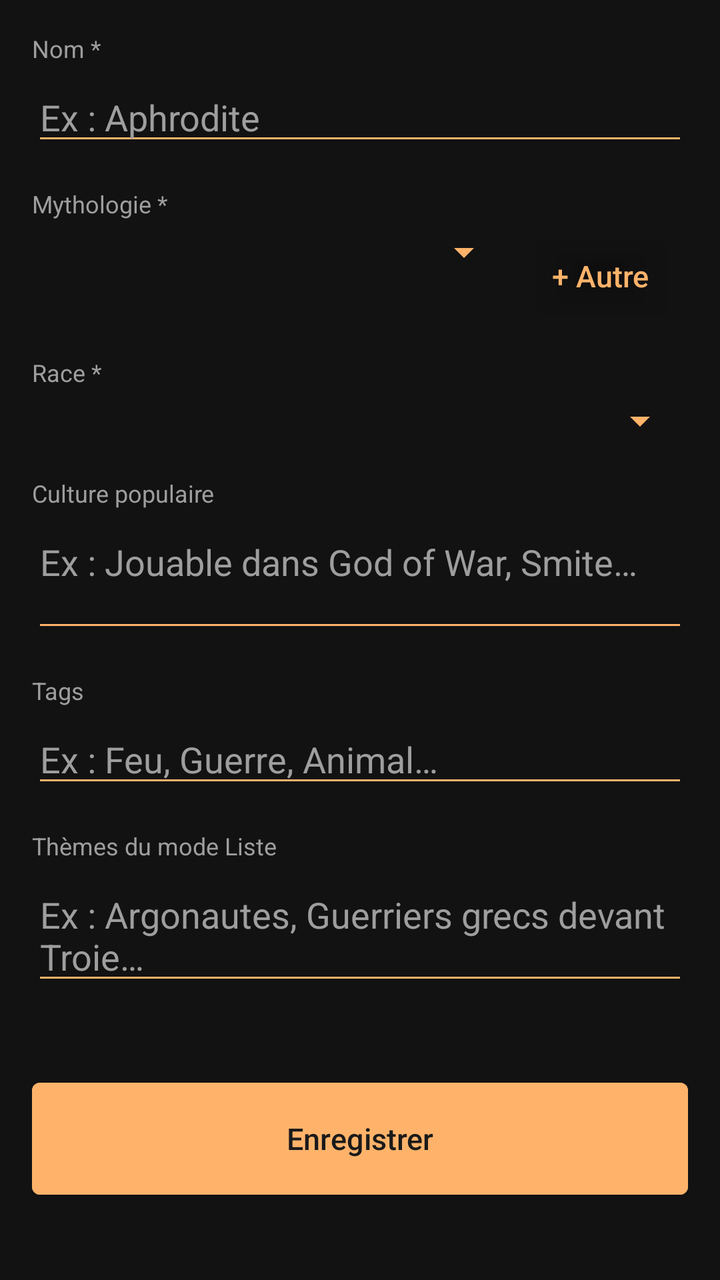
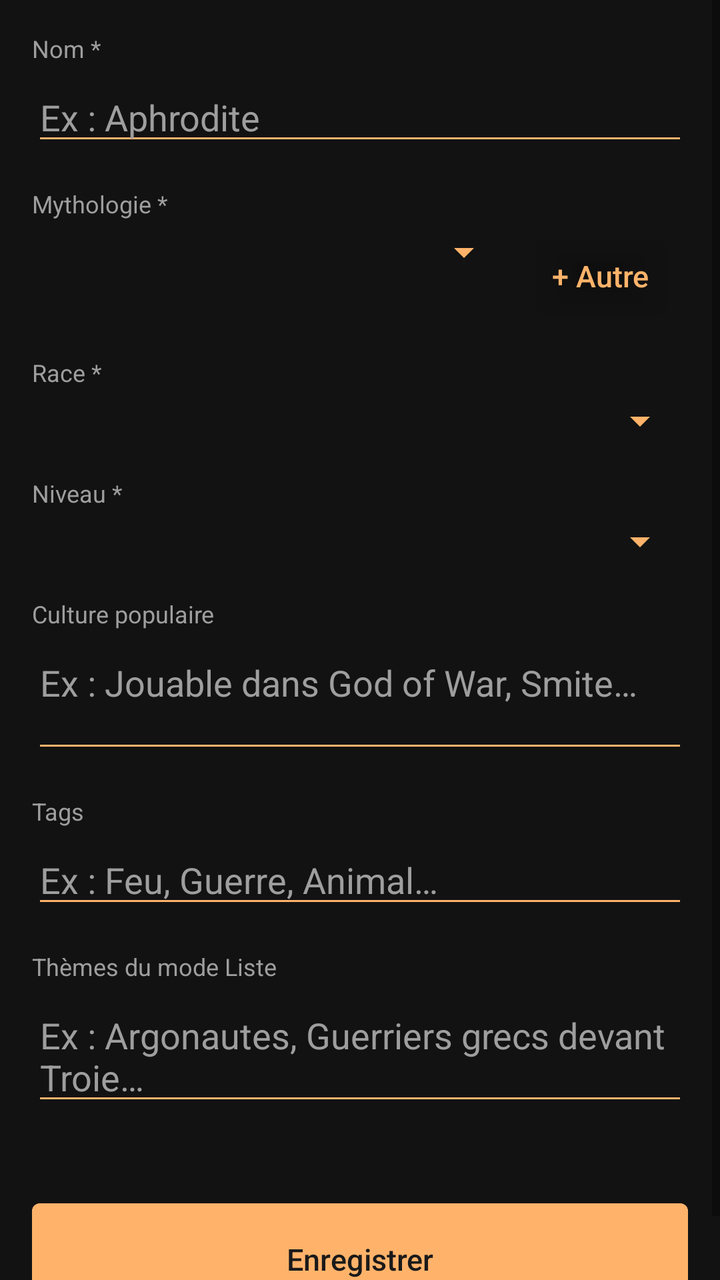

Screens rendered from an Android XML layout before and after an edit, with the pre-edit source and the edit as a unified diff.
<!-- AndroidManifest.xml: application theme Theme.App_mythology -->
<!-- res/layout/fragment_add_entity.xml -->
<?xml version="1.0" encoding="utf-8"?>
<ScrollView xmlns:android="http://schemas.android.com/apk/res/android"
    android:layout_width="match_parent"
    android:layout_height="match_parent"
    android:background="@color/surface">

    <LinearLayout
        android:layout_width="match_parent"
        android:layout_height="wrap_content"
        android:orientation="vertical"
        android:padding="16dp">

        
        <TextView android:layout_width="match_parent" android:layout_height="wrap_content"
            android:text="Nom *" android:textColor="@color/on_surface_variant"
            android:textSize="12sp" android:layout_marginBottom="4dp"/>
        <EditText android:id="@+id/et_name"
            android:layout_width="match_parent" android:layout_height="wrap_content"
            android:hint="Ex : Aphrodite" android:textColor="@color/on_surface"
            android:textColorHint="@color/on_surface_variant"
            android:backgroundTint="@color/primary"
            android:layout_marginBottom="16dp"/>

        
        <TextView android:layout_width="match_parent" android:layout_height="wrap_content"
            android:text="Mythologie *" android:textColor="@color/on_surface_variant"
            android:textSize="12sp" android:layout_marginBottom="4dp"/>
        <LinearLayout android:layout_width="match_parent" android:layout_height="wrap_content"
            android:orientation="horizontal" android:layout_marginBottom="16dp">
            <Spinner android:id="@+id/spinner_mythology"
                android:layout_width="0dp" android:layout_height="wrap_content"
                android:layout_weight="1" android:backgroundTint="@color/primary"/>
            <Button android:id="@+id/btn_add_mythology"
                android:layout_width="wrap_content" android:layout_height="wrap_content"
                android:text="+ Autre"
                android:backgroundTint="@android:color/transparent"
                android:textColor="@color/primary"/>
        </LinearLayout>

        
        <TextView android:layout_width="match_parent" android:layout_height="wrap_content"
            android:text="Race *" android:textColor="@color/on_surface_variant"
            android:textSize="12sp" android:layout_marginBottom="4dp"/>
        <Spinner android:id="@+id/spinner_race"
            android:layout_width="match_parent" android:layout_height="wrap_content"
            android:backgroundTint="@color/primary"
            android:layout_marginBottom="16dp"/>

        
        <TextView android:layout_width="match_parent" android:layout_height="wrap_content"
            android:text="Culture populaire" android:textColor="@color/on_surface_variant"
            android:textSize="12sp" android:layout_marginBottom="4dp"/>
        <EditText android:id="@+id/et_popularculture"
            android:layout_width="match_parent" android:layout_height="wrap_content"
            android:hint="Ex : Jouable dans God of War, Smite…" android:textColor="@color/on_surface"
            android:textColorHint="@color/on_surface_variant" android:backgroundTint="@color/primary"
            android:minLines="2" android:gravity="top"
            android:layout_marginBottom="16dp"/>

        
        <TextView android:layout_width="match_parent" android:layout_height="wrap_content"
            android:text="Tags" android:textColor="@color/on_surface_variant"
            android:textSize="12sp" android:layout_marginBottom="4dp"/>
        <EditText android:id="@+id/et_tags"
            android:layout_width="match_parent" android:layout_height="wrap_content"
            android:hint="Ex : Feu, Guerre, Animal…" android:textColor="@color/on_surface"
            android:textColorHint="@color/on_surface_variant" android:backgroundTint="@color/primary"
            android:layout_marginBottom="16dp"/>

        
        <TextView android:layout_width="match_parent" android:layout_height="wrap_content"
            android:text="Thèmes du mode Liste" android:textColor="@color/on_surface_variant"
            android:textSize="12sp" android:layout_marginBottom="4dp"/>
        <EditText android:id="@+id/et_listthemes"
            android:layout_width="match_parent" android:layout_height="wrap_content"
            android:hint="Ex : Argonautes, Guerriers grecs devant Troie…" android:textColor="@color/on_surface"
            android:textColorHint="@color/on_surface_variant" android:backgroundTint="@color/primary"
            android:layout_marginBottom="20dp"/>

        
        <LinearLayout android:id="@+id/group_god"
            android:layout_width="match_parent" android:layout_height="wrap_content"
            android:orientation="vertical" android:visibility="gone">

            <TextView android:layout_width="match_parent" android:layout_height="wrap_content"
                android:text="Domaine" android:textColor="@color/on_surface_variant" android:textSize="12sp" android:layout_marginBottom="4dp"/>
            <EditText android:id="@+id/et_domain"
                android:layout_width="match_parent" android:layout_height="wrap_content"
                android:hint="Ex : Amour et beauté" android:textColor="@color/on_surface"
                android:textColorHint="@color/on_surface_variant" android:backgroundTint="@color/primary"
                android:layout_marginBottom="12dp"/>

            <TextView android:layout_width="match_parent" android:layout_height="wrap_content"
                android:text="Type de dieu" android:textColor="@color/on_surface_variant" android:textSize="12sp" android:layout_marginBottom="4dp"/>
            <EditText android:id="@+id/et_godtype"
                android:layout_width="match_parent" android:layout_height="wrap_content"
                android:hint="Ex : Olympien, Primordial…" android:textColor="@color/on_surface"
                android:textColorHint="@color/on_surface_variant" android:backgroundTint="@color/primary"
                android:layout_marginBottom="12dp"/>

            <TextView android:layout_width="match_parent" android:layout_height="wrap_content"
                android:text="Équivalent romain/grec" android:textColor="@color/on_surface_variant" android:textSize="12sp" android:layout_marginBottom="4dp"/>
            <EditText android:id="@+id/et_equivalent"
                android:layout_width="match_parent" android:layout_height="wrap_content"
                android:hint="Ex : Vénus" android:textColor="@color/on_surface"
                android:textColorHint="@color/on_surface_variant" android:backgroundTint="@color/primary"
                android:layout_marginBottom="12dp"/>

            <TextView android:layout_width="match_parent" android:layout_height="wrap_content"
                android:text="Père" android:textColor="@color/on_surface_variant" android:textSize="12sp" android:layout_marginBottom="4dp"/>
            <EditText android:id="@+id/et_father"
                android:layout_width="match_parent" android:layout_height="wrap_content"
                android:hint="Ex : Zeus" android:textColor="@color/on_surface"
                android:textColorHint="@color/on_surface_variant" android:backgroundTint="@color/primary"
                android:layout_marginBottom="12dp"/>

            <TextView android:layout_width="match_parent" android:layout_height="wrap_content"
                android:text="Mère" android:textColor="@color/on_surface_variant" android:textSize="12sp" android:layout_marginBottom="4dp"/>
            <EditText android:id="@+id/et_mother"
                android:layout_width="match_parent" android:layout_height="wrap_content"
                android:hint="Ex : Héra" android:textColor="@color/on_surface"
                android:textColorHint="@color/on_surface_variant" android:backgroundTint="@color/primary"
                android:layout_marginBottom="12dp"/>
        </LinearLayout>

        
        <LinearLayout android:id="@+id/group_titan"
            android:layout_width="match_parent" android:layout_height="wrap_content"
            android:orientation="vertical" android:visibility="gone">

            <TextView android:layout_width="match_parent" android:layout_height="wrap_content"
                android:text="Domaine" android:textColor="@color/on_surface_variant" android:textSize="12sp" android:layout_marginBottom="4dp"/>
            <EditText android:id="@+id/et_domain_titan"
                android:layout_width="match_parent" android:layout_height="wrap_content"
                android:hint="Ex : Temps, Océan…" android:textColor="@color/on_surface"
                android:textColorHint="@color/on_surface_variant" android:backgroundTint="@color/primary"
                android:layout_marginBottom="12dp"/>

            <TextView android:layout_width="match_parent" android:layout_height="wrap_content"
                android:text="Équivalent romain" android:textColor="@color/on_surface_variant" android:textSize="12sp" android:layout_marginBottom="4dp"/>
            <EditText android:id="@+id/et_equivalent_titan"
                android:layout_width="match_parent" android:layout_height="wrap_content"
                android:hint="Ex : Saturne" android:textColor="@color/on_surface"
                android:textColorHint="@color/on_surface_variant" android:backgroundTint="@color/primary"
                android:layout_marginBottom="12dp"/>
        </LinearLayout>

        
        <LinearLayout android:id="@+id/group_giant"
            android:layout_width="match_parent" android:layout_height="wrap_content"
            android:orientation="vertical" android:visibility="gone">

            <TextView android:layout_width="match_parent" android:layout_height="wrap_content"
                android:text="Type de géant" android:textColor="@color/on_surface_variant" android:textSize="12sp" android:layout_marginBottom="4dp"/>
            <EditText android:id="@+id/et_gianttype"
                android:layout_width="match_parent" android:layout_height="wrap_content"
                android:hint="Ex : Jotunn, GeantDeFeu…" android:textColor="@color/on_surface"
                android:textColorHint="@color/on_surface_variant" android:backgroundTint="@color/primary"
                android:layout_marginBottom="12dp"/>

            <TextView android:layout_width="match_parent" android:layout_height="wrap_content"
                android:text="Dieu opposé" android:textColor="@color/on_surface_variant" android:textSize="12sp" android:layout_marginBottom="4dp"/>
            <EditText android:id="@+id/et_opponent"
                android:layout_width="match_parent" android:layout_height="wrap_content"
                android:hint="Ex : Zeus" android:textColor="@color/on_surface"
                android:textColorHint="@color/on_surface_variant" android:backgroundTint="@color/primary"
                android:layout_marginBottom="12dp"/>
        </LinearLayout>

        
        <LinearLayout android:id="@+id/group_heroes"
            android:layout_width="match_parent" android:layout_height="wrap_content"
            android:orientation="vertical" android:visibility="gone">

            <TextView android:layout_width="match_parent" android:layout_height="wrap_content"
                android:text="Histoire / Quête" android:textColor="@color/on_surface_variant" android:textSize="12sp" android:layout_marginBottom="4dp"/>
            <EditText android:id="@+id/et_story"
                android:layout_width="match_parent" android:layout_height="wrap_content"
                android:hint="Ex : Douze travaux d'Hercule…" android:textColor="@color/on_surface"
                android:textColorHint="@color/on_surface_variant" android:backgroundTint="@color/primary"
                android:minLines="2" android:gravity="top"
                android:layout_marginBottom="12dp"/>

            <TextView android:layout_width="match_parent" android:layout_height="wrap_content"
                android:text="Tué par" android:textColor="@color/on_surface_variant" android:textSize="12sp" android:layout_marginBottom="4dp"/>
            <EditText android:id="@+id/et_killer"
                android:layout_width="match_parent" android:layout_height="wrap_content"
                android:hint="Ex : Paris" android:textColor="@color/on_surface"
                android:textColorHint="@color/on_surface_variant" android:backgroundTint="@color/primary"
                android:layout_marginBottom="12dp"/>

            <TextView android:layout_width="match_parent" android:layout_height="wrap_content"
                android:text="Ascendant divin" android:textColor="@color/on_surface_variant" android:textSize="12sp" android:layout_marginBottom="4dp"/>
            <EditText android:id="@+id/et_ascendant"
                android:layout_width="match_parent" android:layout_height="wrap_content"
                android:hint="Ex : Zeus" android:textColor="@color/on_surface"
                android:textColorHint="@color/on_surface_variant" android:backgroundTint="@color/primary"
                android:layout_marginBottom="12dp"/>
        </LinearLayout>

        
        <LinearLayout android:id="@+id/group_monster"
            android:layout_width="match_parent" android:layout_height="wrap_content"
            android:orientation="vertical" android:visibility="gone">

            <TextView android:layout_width="match_parent" android:layout_height="wrap_content"
                android:text="Type de monstre" android:textColor="@color/on_surface_variant" android:textSize="12sp" android:layout_marginBottom="4dp"/>
            <EditText android:id="@+id/et_monstertype"
                android:layout_width="match_parent" android:layout_height="wrap_content"
                android:hint="Ex : Dragon, Loup, Serpent…" android:textColor="@color/on_surface"
                android:textColorHint="@color/on_surface_variant" android:backgroundTint="@color/primary"
                android:layout_marginBottom="12dp"/>

            <TextView android:layout_width="match_parent" android:layout_height="wrap_content"
                android:text="Description" android:textColor="@color/on_surface_variant" android:textSize="12sp" android:layout_marginBottom="4dp"/>
            <EditText android:id="@+id/et_description"
                android:layout_width="match_parent" android:layout_height="wrap_content"
                android:hint="Description de la créature…" android:textColor="@color/on_surface"
                android:textColorHint="@color/on_surface_variant" android:backgroundTint="@color/primary"
                android:minLines="2" android:gravity="top"
                android:layout_marginBottom="12dp"/>
        </LinearLayout>

        
        <LinearLayout android:id="@+id/group_cyclope"
            android:layout_width="match_parent" android:layout_height="wrap_content"
            android:orientation="vertical" android:visibility="gone">

            <CheckBox android:id="@+id/cb_primordial"
                android:layout_width="wrap_content" android:layout_height="wrap_content"
                android:text="Cyclope primordial"
                android:textColor="@color/on_surface"
                android:buttonTint="@color/primary"
                android:layout_marginBottom="12dp"/>

            <TextView android:layout_width="match_parent" android:layout_height="wrap_content"
                android:text="Histoire" android:textColor="@color/on_surface_variant" android:textSize="12sp" android:layout_marginBottom="4dp"/>
            <EditText android:id="@+id/et_story_cyclope"
                android:layout_width="match_parent" android:layout_height="wrap_content"
                android:hint="Ex : Forgeron d'Héphaïstos…" android:textColor="@color/on_surface"
                android:textColorHint="@color/on_surface_variant" android:backgroundTint="@color/primary"
                android:minLines="2" android:gravity="top"
                android:layout_marginBottom="12dp"/>
        </LinearLayout>

        
        <LinearLayout android:id="@+id/group_muses"
            android:layout_width="match_parent" android:layout_height="wrap_content"
            android:orientation="vertical" android:visibility="gone">

            <TextView android:layout_width="match_parent" android:layout_height="wrap_content"
                android:text="Domaine artistique" android:textColor="@color/on_surface_variant" android:textSize="12sp" android:layout_marginBottom="4dp"/>
            <EditText android:id="@+id/et_domain_muses"
                android:layout_width="match_parent" android:layout_height="wrap_content"
                android:hint="Ex : Poésie épique, Musique…" android:textColor="@color/on_surface"
                android:textColorHint="@color/on_surface_variant" android:backgroundTint="@color/primary"
                android:layout_marginBottom="12dp"/>

            <TextView android:layout_width="match_parent" android:layout_height="wrap_content"
                android:text="Type de muse" android:textColor="@color/on_surface_variant" android:textSize="12sp" android:layout_marginBottom="4dp"/>
            <EditText android:id="@+id/et_musetype"
                android:layout_width="match_parent" android:layout_height="wrap_content"
                android:hint="Grecque ou Beotienne" android:textColor="@color/on_surface"
                android:textColorHint="@color/on_surface_variant" android:backgroundTint="@color/primary"
                android:layout_marginBottom="12dp"/>
        </LinearLayout>

        
        <LinearLayout android:id="@+id/group_archangels"
            android:layout_width="match_parent" android:layout_height="wrap_content"
            android:orientation="vertical" android:visibility="gone">

            <TextView android:layout_width="match_parent" android:layout_height="wrap_content"
                android:text="Rôle" android:textColor="@color/on_surface_variant" android:textSize="12sp" android:layout_marginBottom="4dp"/>
            <EditText android:id="@+id/et_role"
                android:layout_width="match_parent" android:layout_height="wrap_content"
                android:hint="Ex : Messager de Dieu, Gardien…" android:textColor="@color/on_surface"
                android:textColorHint="@color/on_surface_variant" android:backgroundTint="@color/primary"
                android:layout_marginBottom="12dp"/>
        </LinearLayout>

        
        <LinearLayout android:id="@+id/group_knight"
            android:layout_width="match_parent" android:layout_height="wrap_content"
            android:orientation="vertical" android:visibility="gone">

            <TextView android:layout_width="match_parent" android:layout_height="wrap_content"
                android:text="Histoire / Quête" android:textColor="@color/on_surface_variant" android:textSize="12sp" android:layout_marginBottom="4dp"/>
            <EditText android:id="@+id/et_story_knight"
                android:layout_width="match_parent" android:layout_height="wrap_content"
                android:hint="Ex : Chevalier de la Table Ronde…" android:textColor="@color/on_surface"
                android:textColorHint="@color/on_surface_variant" android:backgroundTint="@color/primary"
                android:minLines="2" android:gravity="top"
                android:layout_marginBottom="12dp"/>

            <TextView android:layout_width="match_parent" android:layout_height="wrap_content"
                android:text="Mort" android:textColor="@color/on_surface_variant" android:textSize="12sp" android:layout_marginBottom="4dp"/>
            <EditText android:id="@+id/et_death"
                android:layout_width="match_parent" android:layout_height="wrap_content"
                android:hint="Ex : Tué par Mordred…" android:textColor="@color/on_surface"
                android:textColorHint="@color/on_surface_variant" android:backgroundTint="@color/primary"
                android:layout_marginBottom="12dp"/>
        </LinearLayout>

        
        <LinearLayout android:id="@+id/group_demon"
            android:layout_width="match_parent" android:layout_height="wrap_content"
            android:orientation="vertical" android:visibility="gone">

            <TextView android:layout_width="match_parent" android:layout_height="wrap_content"
                android:text="Domaine / Péché" android:textColor="@color/on_surface_variant" android:textSize="12sp" android:layout_marginBottom="4dp"/>
            <EditText android:id="@+id/et_domain_demon"
                android:layout_width="match_parent" android:layout_height="wrap_content"
                android:hint="Ex : Avarice, Luxure…" android:textColor="@color/on_surface"
                android:textColorHint="@color/on_surface_variant" android:backgroundTint="@color/primary"
                android:layout_marginBottom="12dp"/>
        </LinearLayout>

        
        <LinearLayout android:id="@+id/group_zodiac"
            android:layout_width="match_parent" android:layout_height="wrap_content"
            android:orientation="vertical" android:visibility="gone">

            <TextView android:layout_width="match_parent" android:layout_height="wrap_content"
                android:text="Type de zodiaque" android:textColor="@color/on_surface_variant" android:textSize="12sp" android:layout_marginBottom="4dp"/>
            <EditText android:id="@+id/et_zodiactype"
                android:layout_width="match_parent" android:layout_height="wrap_content"
                android:hint="Classique ou Chinois" android:textColor="@color/on_surface"
                android:textColorHint="@color/on_surface_variant" android:backgroundTint="@color/primary"
                android:layout_marginBottom="12dp"/>

            <TextView android:layout_width="match_parent" android:layout_height="wrap_content"
                android:text="Équivalent chinois" android:textColor="@color/on_surface_variant" android:textSize="12sp" android:layout_marginBottom="4dp"/>
            <EditText android:id="@+id/et_chinese"
                android:layout_width="match_parent" android:layout_height="wrap_content"
                android:hint="Ex : Rat, Boeuf…" android:textColor="@color/on_surface"
                android:textColorHint="@color/on_surface_variant" android:backgroundTint="@color/primary"
                android:layout_marginBottom="12dp"/>
        </LinearLayout>

        <Button android:id="@+id/btn_save"
            android:layout_width="match_parent"
            android:layout_height="56dp"
            android:text="Enregistrer"
            android:backgroundTint="@color/primary"
            android:textColor="@color/on_primary"
            android:layout_marginTop="24dp"/>

    </LinearLayout>
</ScrollView>
<!-- resources referenced by this layout -->
<resources>
  <color name="on_primary">#FF1A1A1A</color>
  <color name="on_surface">#FFEAEAEA</color>
  <color name="on_surface_variant">#FF9E9E9E</color>
  <color name="primary">#FFB36A</color>
  <color name="surface">#FF121212</color>
  <style name="Theme.App_mythology" parent="Base.Theme.App_mythology" />
  <style name="Base.Theme.App_mythology" parent="Theme.MaterialComponents.DayNight">
          
          <item name="colorPrimary">@color/primary</item>
          <item name="colorPrimaryDark">@color/colorPrimaryDark</item>
          <item name="colorAccent">@color/colorAccent</item>
          <item name="colorOnPrimary">@color/on_primary</item>
          <item name="colorSurface">@color/surface</item>
          <item name="colorOnSurface">@color/on_surface</item>
          <item name="android:windowBackground">@color/surface</item>
          <item name="android:statusBarColor">@color/surface</item>
          <item name="android:navigationBarColor">@color/surface</item>
          
          <item name="actionBarStyle">@style/MyActionBar</item>
          <item name="textInputStyle">@style/Widget.MaterialComponents.TextInputLayout.OutlinedBox</item>
          
          <item name="materialButtonStyle">@style/AppButton</item>
      </style>
  <color name="colorPrimaryDark">#FF0A0A0A</color>
  <color name="colorAccent">#FFB36A</color>
  <style name="MyActionBar" parent="Widget.MaterialComponents.ActionBar.Solid">
          <item name="background">@color/surface</item>
          <item name="titleTextStyle">@style/MyActionBarTitle</item>
          <item name="navigationIconTint">@color/primary</item>
      </style>
  <style name="AppButton" parent="Widget.MaterialComponents.Button">
          <item name="android:textAllCaps">false</item>
          <item name="android:letterSpacing">0</item>
          <item name="android:insetTop">0dp</item>
          <item name="android:insetBottom">0dp</item>
          <item name="android:maxLines">1</item>
          <item name="android:textSize">15sp</item>
          <item name="autoSizeTextType">uniform</item>
          <item name="autoSizeMinTextSize">11sp</item>
          <item name="autoSizeMaxTextSize">15sp</item>
      </style>
  <style name="MyActionBarTitle" parent="TextAppearance.Widget.AppCompat.Toolbar.Title">
          <item name="android:textColor">@color/on_surface</item>
      </style>
</resources>

<!-- the commit's change to res/layout/fragment_add_entity.xml (unified diff, before → after) -->
@@ -48,6 +48,15 @@
 
         
         <TextView android:layout_width="match_parent" android:layout_height="wrap_content"
+            android:text="Niveau *" android:textColor="@color/on_surface_variant"
+            android:textSize="12sp" android:layout_marginBottom="4dp"/>
+        <Spinner android:id="@+id/spinner_difficulty"
+            android:layout_width="match_parent" android:layout_height="wrap_content"
+            android:backgroundTint="@color/primary"
+            android:layout_marginBottom="16dp"/>
+
+        
+        <TextView android:layout_width="match_parent" android:layout_height="wrap_content"
             android:text="Culture populaire" android:textColor="@color/on_surface_variant"
             android:textSize="12sp" android:layout_marginBottom="4dp"/>
         <EditText android:id="@+id/et_popularculture"
